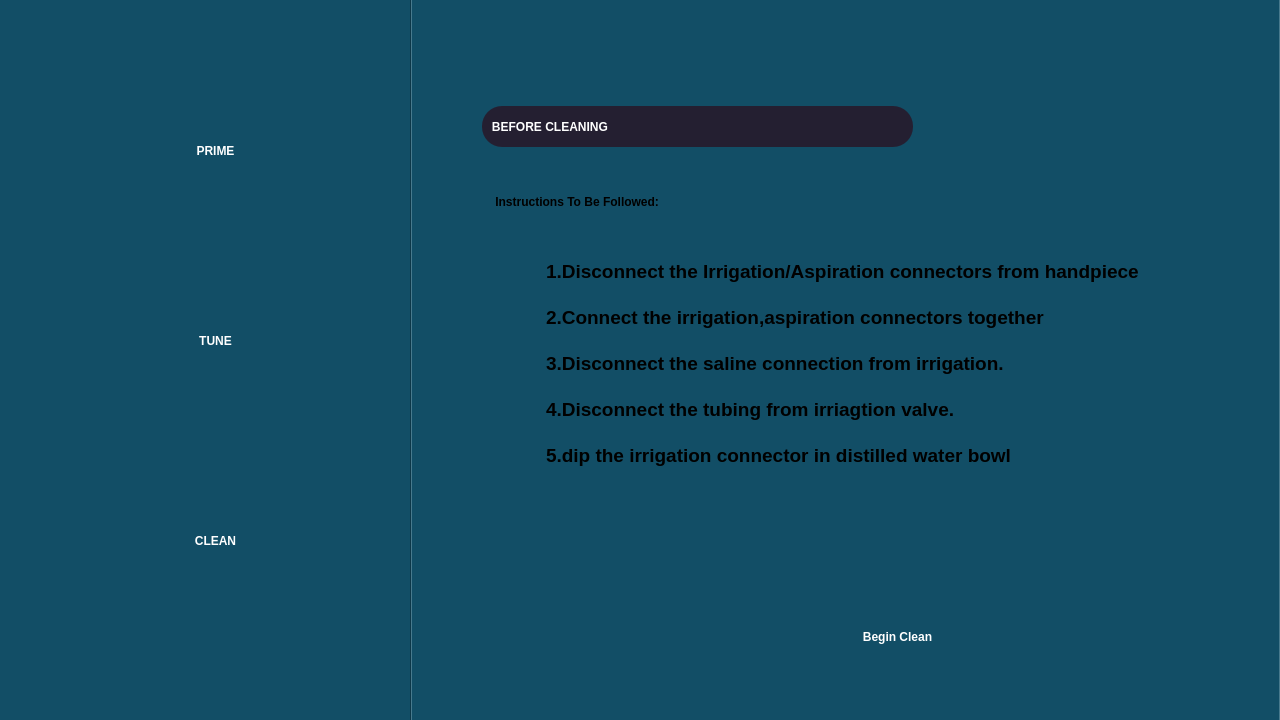
Before: the Qt Designer form prime.ui in RISWANAAAA/venturiphaco, drawn with Qt 5.
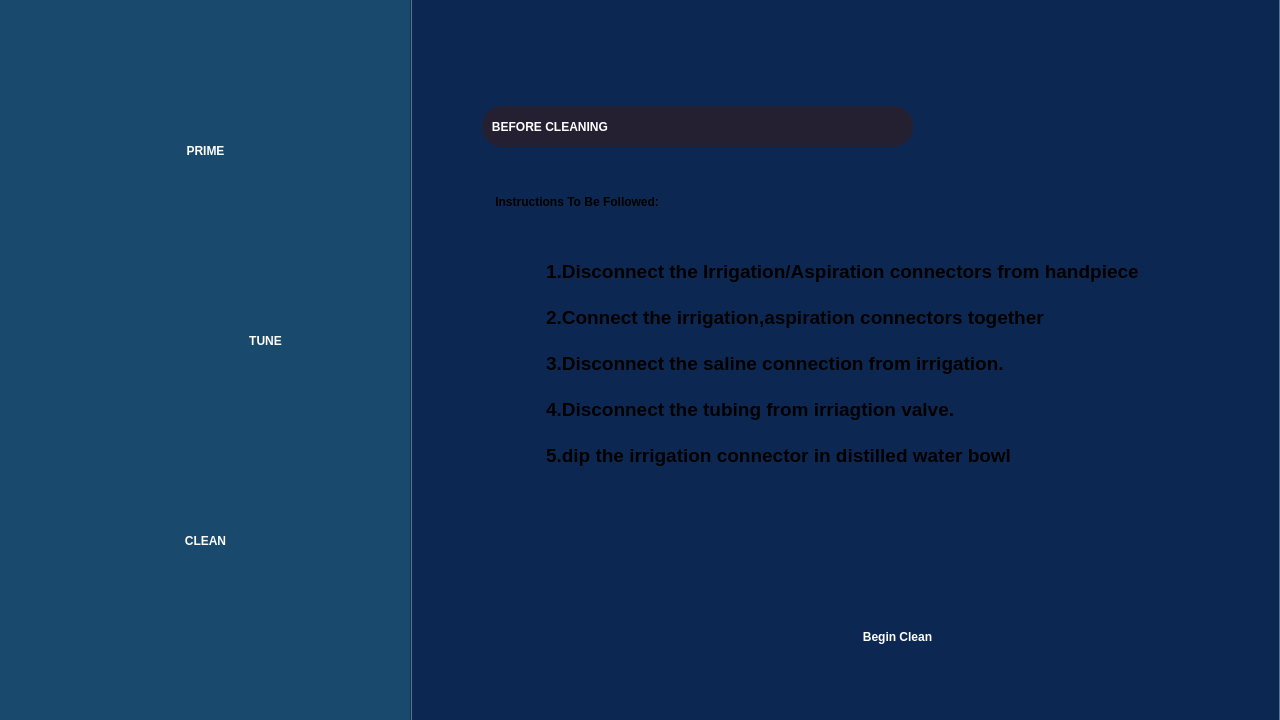
After: the same form once the commit is applied. The open tabs and pages were chosen to show the change. Icons and pictures are not drawn.

What changed in the file:
```diff
--- a/prime.ui
+++ b/prime.ui
@@ -15,15 +15,12 @@
   </property>
   <property name="styleSheet">
    <string notr="true">
-background-color: rgb(18, 78, 102);
-
-
-</string>
+background-color: rgb(25, 73, 108);</string>
   </property>
   <widget class="QPushButton" name="clean_but">
    <property name="geometry">
     <rect>
-     <x>30</x>
+     <x>20</x>
      <y>450</y>
      <width>371</width>
      <height>181</height>
@@ -53,7 +50,7 @@
   <widget class="QPushButton" name="Tune_but">
    <property name="geometry">
     <rect>
-     <x>30</x>
+     <x>80</x>
      <y>250</y>
      <width>371</width>
      <height>181</height>
@@ -83,7 +80,7 @@
   <widget class="QPushButton" name="prime1_but">
    <property name="geometry">
     <rect>
-     <x>30</x>
+     <x>20</x>
      <y>60</y>
      <width>371</width>
      <height>181</height>
@@ -322,9 +319,7 @@
    <widget class="QWidget" name="tab_8">
     <property name="styleSheet">
      <string notr="true">
-background-color: rgb(18, 78, 102);
-
-
+background-color: rgb(12, 40, 82);
 </string>
     </property>
     <attribute name="title">
@@ -368,8 +363,11 @@
      </property>
      <property name="html">
       <string>&lt;!DOCTYPE HTML PUBLIC &quot;-//W3C//DTD HTML 4.0//EN&quot; &quot;http://www.w3.org/TR/REC-html40/strict.dtd&quot;&gt;
-&lt;html&gt;&lt;head&gt;&lt;meta name=&quot;qrichtext&quot; content=&quot;1&quot; /&gt;&lt;style type=&quot;text/css&quot;&gt;
+&lt;html&gt;&lt;head&gt;&lt;meta name=&quot;qrichtext&quot; content=&quot;1&quot; /&gt;&lt;meta charset=&quot;utf-8&quot; /&gt;&lt;style type=&quot;text/css&quot;&gt;
 p, li { white-space: pre-wrap; }
+hr { height: 1px; border-width: 0; }
+li.unchecked::marker { content: &quot;\2610&quot;; }
+li.checked::marker { content: &quot;\2612&quot;; }
 &lt;/style&gt;&lt;/head&gt;&lt;body style=&quot; font-family:'Ubuntu'; font-size:20px; font-weight:400; font-style:normal;&quot;&gt;
 &lt;p style=&quot; margin-top:0px; margin-bottom:0px; margin-left:0px; margin-right:0px; -qt-block-indent:0; text-indent:0px;&quot;&gt;&lt;span style=&quot; font-size:14pt; font-weight:600;&quot;&gt;1.Disconnect the Irrigation/Aspiration connectors from handpiece&lt;/span&gt;&lt;/p&gt;
 &lt;p style=&quot;-qt-paragraph-type:empty; margin-top:0px; margin-bottom:0px; margin-left:0px; margin-right:0px; -qt-block-indent:0; text-indent:0px; font-size:14pt; font-weight:600;&quot;&gt;&lt;br /&gt;&lt;/p&gt;
@@ -476,7 +474,7 @@
   <widget class="QLabel" name="label">
    <property name="geometry">
     <rect>
-     <x>320</x>
+     <x>310</x>
      <y>150</y>
      <width>61</width>
      <height>71</height>
@@ -494,8 +492,8 @@
   <widget class="QLabel" name="label_2">
    <property name="geometry">
     <rect>
-     <x>310</x>
-     <y>340</y>
+     <x>70</x>
+     <y>320</y>
      <width>61</width>
      <height>61</height>
     </rect>
@@ -512,7 +510,7 @@
   <widget class="QLabel" name="label_3">
    <property name="geometry">
     <rect>
-     <x>310</x>
+     <x>300</x>
      <y>550</y>
      <width>71</width>
      <height>61</height>
```
Left out of the diff: 6 changed lines with no effect on the pictures.
